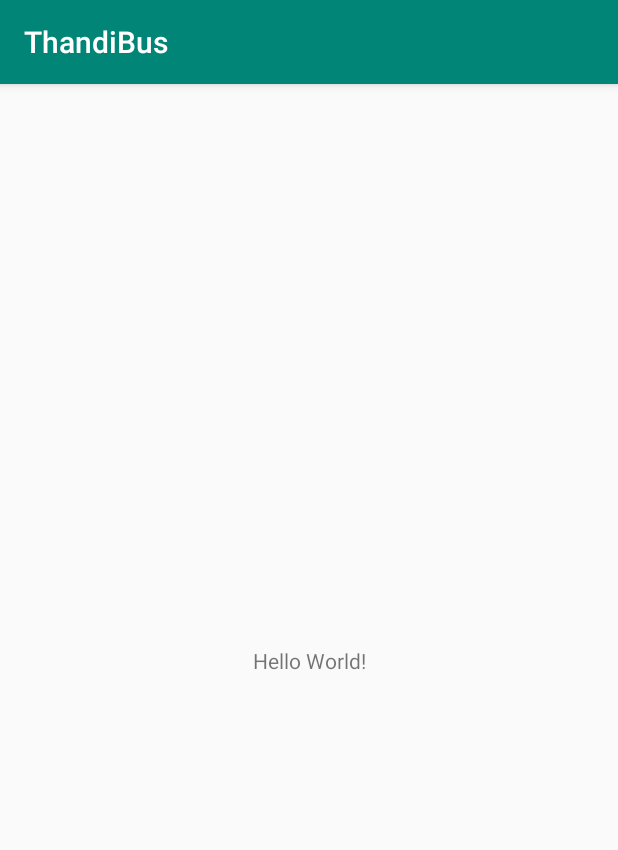
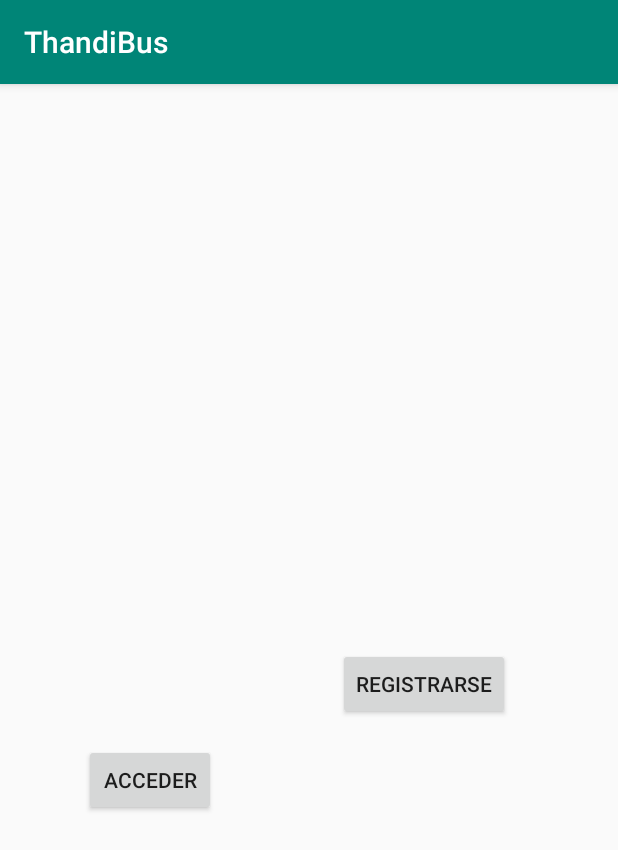
Before and after one commit to ulisesBasurto/ThandiBus, an Android app: the screen it shows after launch (MainActivity), on a phone screen of 412 x 824 dp. Shown: the top 850 px of the screen. Run offline under Robolectric (Android 15) with nearby library versions, the phone set to English and light mode, and no system bars.

```diff
--- a/app/build.gradle
+++ b/app/build.gradle
@@ -26,8 +26,11 @@ dependencies {
     testImplementation 'junit:junit:4.12'
     androidTestImplementation 'androidx.test.ext:junit:1.1.0'
     androidTestImplementation 'androidx.test.espresso:espresso-core:3.2.0'
-
+    implementation 'com.google.firebase:firebase-core:17.0.0'
+    implementation 'com.google.firebase:firebase-auth:18.0.0'
     implementation 'com.google.firebase:firebase-analytics:17.2.0'
+    implementation 'com.google.firebase:firebase-firestore:20.0.0'
+    implementation 'com.google.firebase:firebase-database:18.0.0'
 }
 
 apply plugin: 'com.google.gms.google-services'
--- a/app/src/main/AndroidManifest.xml
+++ b/app/src/main/AndroidManifest.xml
@@ -9,6 +9,8 @@
         android:roundIcon="@mipmap/ic_launcher_round"
         android:supportsRtl="true"
         android:theme="@style/AppTheme">
+        <activity android:name=".ProfileActivity"></activity>
+        <activity android:name=".RegistrarseActivity" />
         <activity android:name=".MainActivity">
             <intent-filter>
                 <action android:name="android.intent.action.MAIN" />
--- a/app/src/main/java/com/metroreal/thandibus/MainActivity.java
+++ b/app/src/main/java/com/metroreal/thandibus/MainActivity.java
@@ -2,14 +2,26 @@ package com.metroreal.thandibus;
 
 import androidx.appcompat.app.AppCompatActivity;
 
+import android.content.Intent;
 import android.os.Bundle;
+import android.view.View;
+import android.widget.EditText;
 
-public class MainActivity extends AppCompatActivity {
+public class MainActivity extends AppCompatActivity
+{
+
 
     @Override
-    protected void onCreate(Bundle savedInstanceState) {
+    protected void onCreate(Bundle savedInstanceState)
+    {
         super.onCreate(savedInstanceState);
         setContentView(R.layout.activity_main);
-        //test git
+
+    }
+
+    public void aRegistrarse(View v)
+    {
+        Intent intent = new Intent(MainActivity.this, RegistrarseActivity.class);
+        startActivity(intent);
     }
 }
--- a/app/src/main/res/layout/activity_main.xml
+++ b/app/src/main/res/layout/activity_main.xml
@@ -6,13 +6,31 @@
     android:layout_height="match_parent"
     tools:context=".MainActivity">
 
-    <TextView
+    <Button
+        android:id="@+id/btnAcceder"
         android:layout_width="wrap_content"
         android:layout_height="wrap_content"
-        android:text="Hello World!"
+        android:layout_marginStart="56dp"
+        android:layout_marginTop="376dp"
+        android:layout_marginBottom="216dp"
+        android:text="Acceder"
         app:layout_constraintBottom_toBottomOf="parent"
-        app:layout_constraintLeft_toLeftOf="parent"
-        app:layout_constraintRight_toRightOf="parent"
+        app:layout_constraintStart_toStartOf="parent"
         app:layout_constraintTop_toTopOf="parent" />
 
+    <Button
+        android:id="@+id/btnRegistrarse"
+        android:layout_width="wrap_content"
+        android:layout_height="wrap_content"
+        android:layout_marginTop="376dp"
+        android:layout_marginEnd="72dp"
+        android:layout_marginBottom="216dp"
+        android:onClick="aRegistrarse"
+        android:text="Registrarse"
+        app:layout_constraintBottom_toBottomOf="parent"
+        app:layout_constraintEnd_toEndOf="parent"
+        app:layout_constraintHorizontal_bias="1.0"
+        app:layout_constraintStart_toEndOf="@+id/btnAcceder"
+        app:layout_constraintTop_toTopOf="parent"
+        app:layout_constraintVertical_bias="0.0" />
 </androidx.constraintlayout.widget.ConstraintLayout>
```
Also changed, not shown: app/src/main/java/com/metroreal/thandibus/ProfileActivity.java (added, +14 -0 lines), app/src/main/java/com/metroreal/thandibus/RegistrarseActivity.java (added, +120 -0 lines), app/src/main/res/layout/activity_profile.xml (added, +18 -0 lines), app/src/main/res/layout/activity_registrarse.xml (added, +57 -0 lines).
